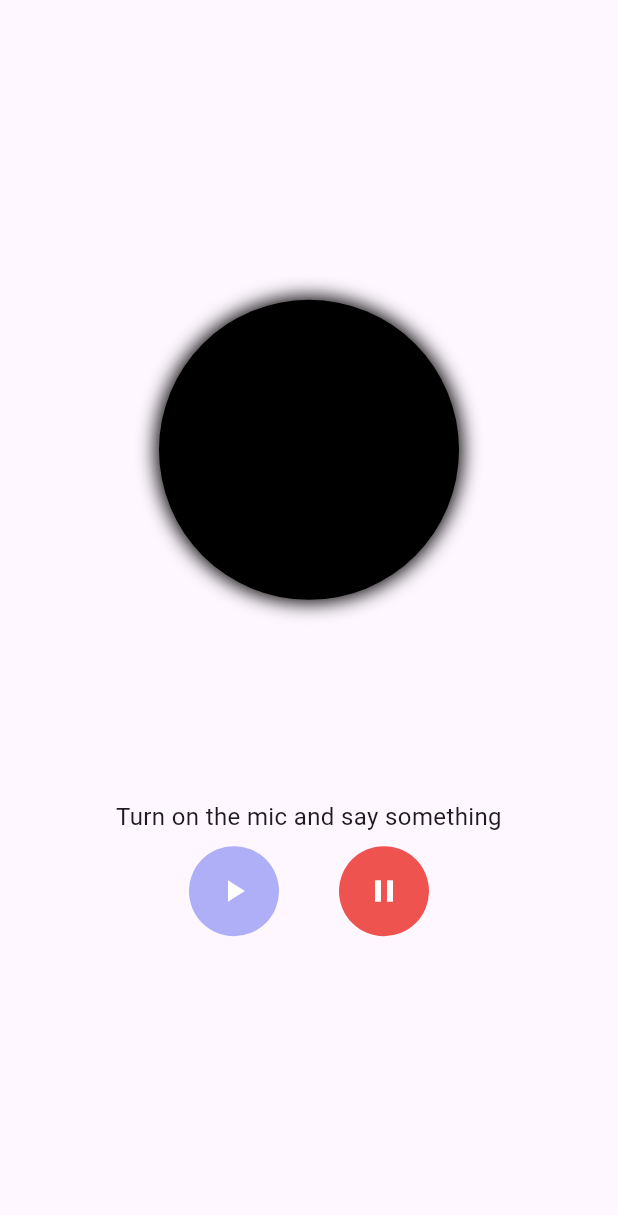
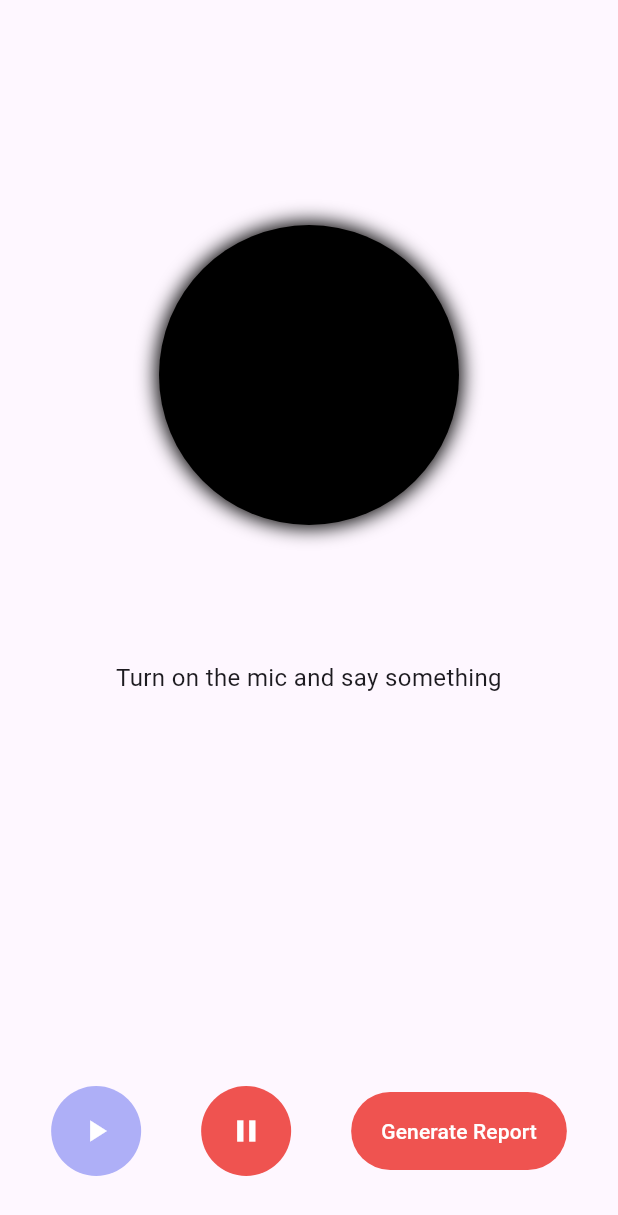
Before and after one commit to bhartiyaanshul/YouFirst, a Flutter app: the TherapyView screen opened by its route, after a tap on the "pause" icon, on a phone screen of 412 x 824 dp. Shown: the top 1215 px of the screen. Run offline on Flutter 3.47's test engine with Material 3 defaults, Android fonts, the light colour scheme and no system bars; our stand-ins replace auto_route, get_it, google_nav_bar, just_audio, speech_to_text, supabase_flutter; missing offline and left inert: youtube_explode_dart; accounts and stored records are empty; network calls fail.

Commit message:
final commit

```diff
--- a/lib/core/app_router.dart
+++ b/lib/core/app_router.dart
@@ -1,4 +1,5 @@
 import 'package:auto_route/auto_route.dart';
+import 'package:flutter/material.dart';
 import 'package:youfirst/app_wrapper.dart';
 import 'package:youfirst/view/authentication/login/login_view.dart';
 import 'package:youfirst/view/authentication/signup/sigup_view.dart';
@@ -6,6 +7,7 @@ import 'package:youfirst/view/home/home_view.dart';
 import 'package:youfirst/view/journal/journal_view.dart';
 import 'package:youfirst/view/profile/profile_view.dart';
 import 'package:youfirst/view/question/question_view.dart';
+import 'package:youfirst/view/report/report_view.dart';
 import 'package:youfirst/view/speech_to_text/speech_to_text_example.dart';
 import 'package:youfirst/view/therapy/therapy_view.dart';
 part './app_router.gr.dart';
@@ -20,6 +22,7 @@ class AppRouter extends RootStackRouter {
         AutoRoute(page: QuestionRoute.page),
         AutoRoute(page: TherapyRoute.page, initial: false),
         AutoRoute(page: JournalRoute.page),
+        AutoRoute(page: ReportRoute.page),
         AutoRoute(
           page: AppScaffold.page,
           initial: true,
--- a/lib/view/question/question_view_model.dart
+++ b/lib/view/question/question_view_model.dart
@@ -8,6 +8,7 @@ import 'package:http/http.dart' as http;
 
 class QuestionViewModel extends BaseViewModel {
   static const String _baseUrl = 'http://10.0.2.2:11434/api/chat';
+  var command = '';
   final List<Map<String, List<String>>> questionsWithOptions = [
     {
       "On a scale of 1 to 5, how stressed or overwhelmed do you feel right now?":
@@ -223,6 +224,8 @@ class QuestionViewModel extends BaseViewModel {
         "stream": false
       });
 
+      command = body;
+
       // Send the POST request
       await http.post(
         Uri.parse(_baseUrl),
@@ -263,6 +266,6 @@ class QuestionViewModel extends BaseViewModel {
 
   Future<void> navigateToTherapy() async {
     await sendMessage();
-    _route.push(const TherapyRoute());
+    _route.push(TherapyRoute());
   }
 }
--- /dev/null
+++ b/lib/view/report/report_view.dart
@@ -0,0 +1,25 @@
+import 'package:auto_route/auto_route.dart';
+import 'package:flutter/material.dart';
+
+@RoutePage()
+class ReportView extends StatelessWidget {
+  final String Report;
+  const ReportView({super.key, required this.Report});
+
+  @override
+  Widget build(BuildContext context) {
+    return Scaffold(
+      body: SingleChildScrollView(
+        padding: const EdgeInsets.all(20),
+        child: Column(
+          mainAxisAlignment: MainAxisAlignment.center,
+          crossAxisAlignment: CrossAxisAlignment.center,
+          children: [
+            const Text('Report View'),
+            Text(Report),
+          ],
+        ),
+      ),
+    );
+  }
+}
--- a/lib/view/therapy/therapy_view.dart
+++ b/lib/view/therapy/therapy_view.dart
@@ -1,3 +1,5 @@
+// ignore_for_file: prefer_const_constructors
+
 import 'dart:convert';
 import 'dart:developer';
 import 'package:auto_route/auto_route.dart';
@@ -5,6 +7,7 @@ import 'package:flutter/material.dart';
 import 'package:just_audio/just_audio.dart';
 import 'package:provider/provider.dart';
 import 'package:youfirst/core/app_locator.dart';
+import 'package:youfirst/core/app_router.dart';
 import 'package:youfirst/core/service/speech_to_text.dart';
 import 'package:youfirst/core/service/text_to_speech.dart';
 import 'package:youfirst/view/therapy/therapy_view_model.dart';
@@ -23,12 +26,14 @@ class TherapyView extends StatefulWidget {
 class _TherapyViewState extends State<TherapyView> {
   final player = AudioPlayer();
   bool _isLoadingVoice = false;
+  final _router = locator<AppRouter>();
   final _textService = locator<TextToSpeechService>();
   final _speechService = locator<SpeechToTextService>();
   @override
   // static const String _baseUrl = 'http://192.168.254.175:11434/api/chat';
   static const String _baseUrl = 'http://10.0.2.2:11434/api/chat';
   String _aiModelReponse = '';
+  String _aiGenerateReport = '';
   String get aiModelReponse => _aiModelReponse;
   bool _isLoading = true;
 
@@ -87,41 +92,52 @@ class _TherapyViewState extends State<TherapyView> {
       final headers = {'Content-Type': 'application/json'};
 
       // Define the body with the required structure
+      log(_speechService.recognizedWords);
       final body = jsonEncode({
         "model": "llama3.2:1b",
         "messages": [
           {
-            "role": "system",
+            "role": "user",
+            "content":
+                "You are a compassionate and understanding mental health therapist designed to support users in managing stress, anxiety, and other emotional challenges."
+          },
+          {"role": "user", "content": _speechService.recognizedWords},
+          {"role": "user", "content": "Make the response in just 100 words"},
+          {
+            "role": "user",
             "content":
                 "Guidelines to follow: Always start by acknowledging the user’s feelings or experiences to build empathy."
           },
           {
-            "role": "system",
+            "role": "user",
             "content":
                 "Offer supportive guidance, gentle prompts, and evidence-based coping strategies. Aim to create a safe space for users to open up."
           },
           {
-            "role": "system",
+            "role": "user",
             "content":
                 "Avoid using overly clinical terms unless the user requests them, and keep language positive and encouraging."
           },
           {
-            "role": "system",
+            "role": "user",
             "content":
                 "Note: Keep responses warm, concise, and non-judgmental. Show understanding, and invite users to share more if they feel comfortable."
           },
           {
-            "role": "system",
+            "role": "user",
             "content":
                 "Note: Keep the reponse short and simple. If the user needs more information, they will ask."
           },
           {
-            "role": "system",
+            "role": "user",
             "content":
                 "Do not use newlines (\n), tabs, or any special characters in your response. Keep it as a single, continuous paragraph."
           },
-          {"role": "system", "content": "Make the response in just 100 words"},
-          {"role": "user", "content": _speechService.recognizedWords}
+          {
+            "role": "user",
+            "content":
+                "Don't affect the response with system role content and give the response according to the user role content"
+          },
         ],
         "stream": false
       });
@@ -139,6 +155,63 @@ class _TherapyViewState extends State<TherapyView> {
 
         final Map<String, dynamic> jsonResponse = jsonDecode(response.body);
         _aiModelReponse =
+            jsonResponse['message']['content'] ?? 'No response from the model.';
+        print(jsonResponse['message']['content']);
+        return jsonResponse['message']['content'] ??
+            'No response from the model.';
+      } else {
+        print('Failed to connect to the API: ${response.statusCode}');
+        return null;
+      }
+    } catch (e) {
+      print('Error occurred: $e');
+      return null;
+    }
+  }
+
+  Future<String?> generateReport() async {
+    try {
+      print('Sending message to the API...');
+      // Define the headers for the request
+      final headers = {'Content-Type': 'application/json'};
+
+      // Define the body with the required structure
+      log(_speechService.recognizedWords);
+      final body = jsonEncode({
+        "model": "llama3.2:1b",
+        "messages": [
+          {
+            "role": "user",
+            "content":
+                "You are a report generator designed to format AI responses into a well-structured report. The report should include the following sections: Introduction, AI Response, Analysis, and Recommendations. Ensure the report is clear, concise, and professional."
+          },
+          {
+            "role": "user",
+            "content":
+                "Guidelines: Use the provided AI response to generate a report. Do not include any newlines (\\n), tabs, or special characters. Keep all sections in a single, continuous paragraph for each part of the report. Use headings for each section."
+          },
+          {
+            "role": "user",
+            "content":
+                "make the response in the 30 words and make the response in the 30 words"
+          },
+        ],
+        "stream": false
+      });
+
+      // Send the POST request
+      final response = await http.post(
+        Uri.parse(_baseUrl),
+        headers: headers,
+        body: body,
+      );
+
+      // Check if the response is successful
+      if (response.statusCode == 200) {
+        // Parse the response
+
+        final Map<String, dynamic> jsonResponse = jsonDecode(response.body);
+        _aiGenerateReport =
             jsonResponse['message']['content'] ?? 'No response from the model.';
         print(jsonResponse['message']['content']);
         return jsonResponse['message']['content'] ??
@@ -192,7 +265,9 @@ class _TherapyViewState extends State<TherapyView> {
                 body: Column(
                   mainAxisAlignment: MainAxisAlignment.spaceAround,
                   children: [
-                    const SizedBox(),
+                    const SizedBox(
+                      height: 150,
+                    ),
                     Container(
                       decoration: const BoxDecoration(
                         boxShadow: [
@@ -207,14 +282,29 @@ class _TherapyViewState extends State<TherapyView> {
                       ),
                       height: 200,
                     ),
-                    Column(
+                    const SizedBox(
+                      height: 80,
+                    ),
+                    Expanded(
+                      child: Column(
+                        mainAxisAlignment: MainAxisAlignment.spaceBetween,
                         children: [
                           Padding(
-                          padding: const EdgeInsets.only(bottom: 8.0),
+                            padding: const EdgeInsets.all(10),
                             child: Text(
                               speechService.recognizedWords.isNotEmpty
-                                ? speechService.recognizedWords
+                                  ? 'User: ${speechService.recognizedWords}'
                                   : 'Turn on the mic and say something',
+                              style: const TextStyle(fontSize: 16),
+                              textAlign: TextAlign.center,
+                            ),
+                          ),
+                          Padding(
+                            padding: const EdgeInsets.all(10),
+                            child: Text(
+                              _aiModelReponse.isNotEmpty
+                                  ? 'AI Theropist: $_aiModelReponse'
+                                  : '',
                               style: const TextStyle(fontSize: 16),
                               textAlign: TextAlign.center,
                             ),
@@ -257,11 +347,32 @@ class _TherapyViewState extends State<TherapyView> {
                                   ),
                                 ),
                               ),
+                              const SizedBox(width: 40),
+                              TextButton(
+                                  style: ButtonStyle(
+                                    backgroundColor: WidgetStateProperty.all(
+                                        Colors.red.shade400),
+                                  ),
+                                  onPressed: () async {
+                                    await generateReport();
+                                    _router.push(
+                                        ReportRoute(Report: _aiGenerateReport));
+                                  },
+                                  child: Padding(
+                                    padding: const EdgeInsets.all(8.0),
+                                    child: const Text(
+                                      'Generate Report',
+                                      style: TextStyle(color: Colors.white),
+                                    ),
+                                  )),
                             ],
                           ),
                         ],
                       ),
-                    const SizedBox(),
+                    ),
+                    const SizedBox(
+                      height: 40,
+                    ),
                   ],
                 ),
               );
```
Also changed, not shown: lib/view/home/home_view.dart (+9 -3 lines), lib/core/app_router.gr.dart, 1 other file. Lines whose indentation alone changed are shown as unchanged.
